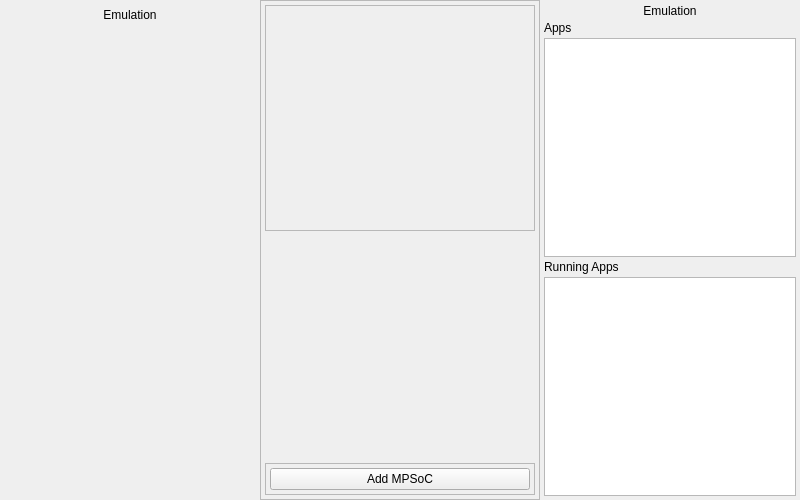
Qt form mainwindow.ui (TheLinthus/MPSoC-Simulator) before a commit.
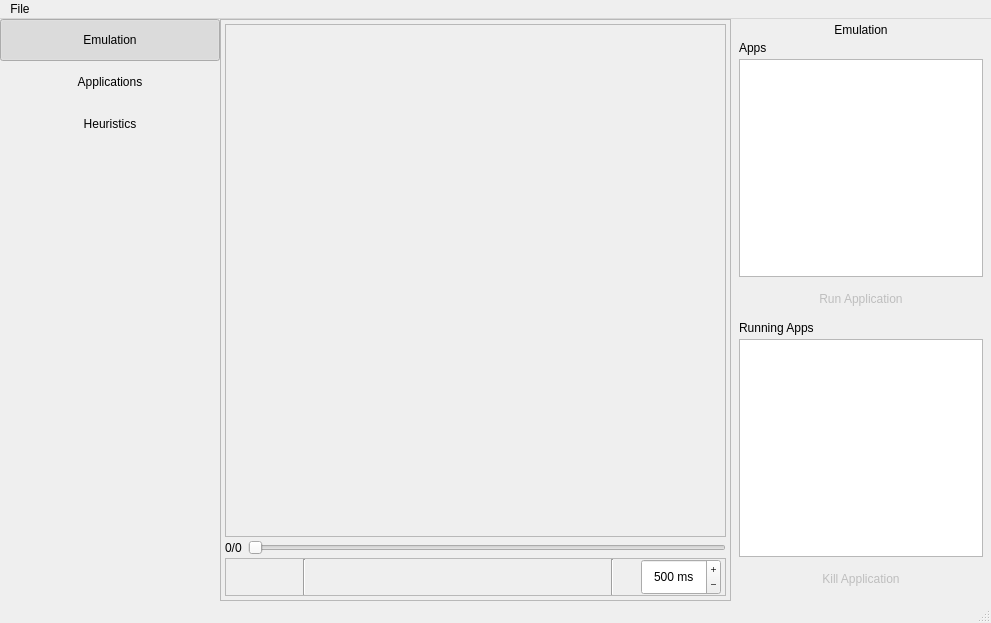
The same form after that commit. Icons and pictures are not drawn. Custom widgets are drawn as their Qt base class.

Diff of the .ui file:
```diff
--- a/mainwindow.ui
+++ b/mainwindow.ui
@@ -6,8 +6,8 @@
    <rect>
     <x>0</x>
     <y>0</y>
-    <width>800</width>
-    <height>500</height>
+    <width>991</width>
+    <height>623</height>
    </rect>
   </property>
   <property name="minimumSize">
@@ -46,13 +46,13 @@
       </property>
       <property name="minimumSize">
        <size>
-        <width>260</width>
+        <width>220</width>
         <height>0</height>
        </size>
       </property>
       <property name="maximumSize">
        <size>
-        <width>260</width>
+        <width>220</width>
         <height>16777215</height>
        </size>
       </property>
@@ -61,24 +61,104 @@
       </property>
       <layout class="QVBoxLayout" name="verticalLayout">
        <property name="spacing">
-        <number>3</number>
+        <number>0</number>
        </property>
        <property name="leftMargin">
-        <number>4</number>
+        <number>0</number>
        </property>
        <property name="topMargin">
-        <number>4</number>
+        <number>0</number>
        </property>
        <property name="rightMargin">
-        <number>4</number>
+        <number>0</number>
        </property>
        <property name="bottomMargin">
-        <number>4</number>
+        <number>0</number>
        </property>
        <item>
-        <widget class="QPushButton" name="pushButton">
+        <widget class="QPushButton" name="emulationPushButton">
+         <property name="minimumSize">
+          <size>
+           <width>0</width>
+           <height>42</height>
+          </size>
+         </property>
          <property name="text">
           <string>Emulation</string>
+         </property>
+         <property name="icon">
+          <iconset resource="resources.qrc">
+           <normaloff>:/icons/images/play-button.png</normaloff>:/icons/images/play-button.png</iconset>
+         </property>
+         <property name="iconSize">
+          <size>
+           <width>32</width>
+           <height>32</height>
+          </size>
+         </property>
+         <property name="checkable">
+          <bool>true</bool>
+         </property>
+         <property name="checked">
+          <bool>true</bool>
+         </property>
+         <property name="flat">
+          <bool>true</bool>
+         </property>
+        </widget>
+       </item>
+       <item>
+        <widget class="QPushButton" name="applicationsPushButton">
+         <property name="minimumSize">
+          <size>
+           <width>0</width>
+           <height>42</height>
+          </size>
+         </property>
+         <property name="text">
+          <string>Applications</string>
+         </property>
+         <property name="icon">
+          <iconset resource="resources.qrc">
+           <normaloff>:/icons/images/network.png</normaloff>:/icons/images/network.png</iconset>
+         </property>
+         <property name="iconSize">
+          <size>
+           <width>32</width>
+           <height>32</height>
+          </size>
+         </property>
+         <property name="checkable">
+          <bool>true</bool>
+         </property>
+         <property name="flat">
+          <bool>true</bool>
+         </property>
+        </widget>
+       </item>
+       <item>
+        <widget class="QPushButton" name="heuristicsPushButton">
+         <property name="minimumSize">
+          <size>
+           <width>0</width>
+           <height>42</height>
+          </size>
+         </property>
+         <property name="text">
+          <string>Heuristics</string>
+         </property>
+         <property name="icon">
+          <iconset resource="resources.qrc">
+           <normaloff>:/icons/images/route.png</normaloff>:/icons/images/route.png</iconset>
+         </property>
+         <property name="iconSize">
+          <size>
+           <width>32</width>
+           <height>32</height>
+          </size>
+         </property>
+         <property name="checkable">
+          <bool>true</bool>
          </property>
          <property name="flat">
           <bool>true</bool>
@@ -102,6 +182,28 @@
      </widget>
     </item>
     <item>
+     <widget class="QStackedWidget" name="widgetStack">
+      <property name="currentIndex">
+       <number>0</number>
+      </property>
+      <widget class="QWidget" name="pageEmulator">
+       <layout class="QHBoxLayout" name="horizontalLayout_3">
+        <property name="spacing">
+         <number>0</number>
+        </property>
+        <property name="leftMargin">
+         <number>0</number>
+        </property>
+        <property name="topMargin">
+         <number>0</number>
+        </property>
+        <property name="rightMargin">
+         <number>0</number>
+        </property>
+        <property name="bottomMargin">
+         <number>0</number>
+        </property>
+        <item>
      <widget class="QFrame" name="centralPanel">
       <property name="frameShape">
        <enum>QFrame::StyledPanel</enum>
@@ -126,53 +228,87 @@
         <number>4</number>
        </property>
        <item>
-        <widget class="QFrame" name="mpsocsPanel">
-         <property name="layoutDirection">
-          <enum>Qt::RightToLeft</enum>
-         </property>
-         <property name="frameShape">
-          <enum>QFrame::StyledPanel</enum>
-         </property>
-         <property name="frameShadow">
-          <enum>QFrame::Raised</enum>
-         </property>
-         <layout class="QHBoxLayout" name="horizontalLayout_3">
-          <property name="spacing">
-           <number>3</number>
-          </property>
+            <widget class="QScrollArea" name="mpsocsPanel">
+             <property name="widgetResizable">
+              <bool>true</bool>
+             </property>
+             <widget class="QWidget" name="mpsocsArea">
+              <property name="geometry">
+               <rect>
+                <x>0</x>
+                <y>0</y>
+                <width>499</width>
+                <height>502</height>
+               </rect>
+              </property>
+              <layout class="QHBoxLayout" name="mpsocsLayout">
           <property name="leftMargin">
-           <number>4</number>
+                <number>6</number>
           </property>
           <property name="topMargin">
-           <number>4</number>
+                <number>6</number>
           </property>
           <property name="rightMargin">
-           <number>4</number>
+                <number>6</number>
           </property>
           <property name="bottomMargin">
-           <number>4</number>
+                <number>6</number>
           </property>
           <item>
            <spacer name="horizontalSpacer">
             <property name="orientation">
              <enum>Qt::Horizontal</enum>
             </property>
+                 <property name="sizeType">
+                  <enum>QSizePolicy::Expanding</enum>
+                 </property>
             <property name="sizeHint" stdset="0">
              <size>
-              <width>627</width>
-              <height>20</height>
+                   <width>100</width>
+                   <height>100</height>
              </size>
             </property>
            </spacer>
           </item>
          </layout>
         </widget>
+            </widget>
        </item>
        <item>
-        <widget class="GraphicalMPSoC" name="widget" native="true"/>
+            <layout class="QHBoxLayout" name="timeHistory">
+             <item>
+              <widget class="QLabel" name="stepCounter">
+               <property name="text">
+                <string>0/0</string>
+               </property>
+              </widget>
        </item>
        <item>
-        <widget class="QFrame" name="frame">
+              <widget class="QSlider" name="stepSlider">
+               <property name="sizePolicy">
+                <sizepolicy hsizetype="Expanding" vsizetype="Fixed">
+                 <horstretch>1</horstretch>
+                 <verstretch>0</verstretch>
+                </sizepolicy>
+               </property>
+               <property name="maximum">
+                <number>0</number>
+               </property>
+               <property name="tracking">
+                <bool>true</bool>
+               </property>
+               <property name="orientation">
+                <enum>Qt::Horizontal</enum>
+               </property>
+               <property name="tickPosition">
+                <enum>QSlider::NoTicks</enum>
+               </property>
+              </widget>
+             </item>
+            </layout>
+           </item>
+           <item>
+            <widget class="QFrame" name="tools">
          <property name="sizePolicy">
           <sizepolicy hsizetype="Preferred" vsizetype="Maximum">
            <horstretch>0</horstretch>
@@ -186,25 +322,222 @@
           <enum>QFrame::Raised</enum>
          </property>
          <layout class="QHBoxLayout" name="horizontalLayout_2">
-          <property name="spacing">
-           <number>3</number>
-          </property>
           <property name="leftMargin">
            <number>4</number>
           </property>
           <property name="topMargin">
-           <number>4</number>
+               <number>0</number>
           </property>
           <property name="rightMargin">
            <number>4</number>
           </property>
           <property name="bottomMargin">
-           <number>4</number>
+               <number>0</number>
           </property>
           <item>
            <widget class="QPushButton" name="addMPSoCButton">
+                <property name="minimumSize">
+                 <size>
+                  <width>0</width>
+                  <height>36</height>
+                 </size>
+                </property>
+                <property name="toolTip">
+                 <string>&lt;html&gt;&lt;head/&gt;&lt;body&gt;&lt;p&gt;Add new MPSoC. Emulation must be at Zero&lt;/p&gt;&lt;/body&gt;&lt;/html&gt;</string>
+                </property>
             <property name="text">
-             <string>Add MPSoC</string>
+                 <string/>
+                </property>
+                <property name="icon">
+                 <iconset resource="resources.qrc">
+                  <normaloff>:/icons/images/add-1.png</normaloff>:/icons/images/add-1.png</iconset>
+                </property>
+                <property name="flat">
+                 <bool>true</bool>
+                </property>
+               </widget>
+              </item>
+              <item>
+               <widget class="Line" name="line">
+                <property name="sizePolicy">
+                 <sizepolicy hsizetype="Minimum" vsizetype="Minimum">
+                  <horstretch>0</horstretch>
+                  <verstretch>0</verstretch>
+                 </sizepolicy>
+                </property>
+                <property name="orientation">
+                 <enum>Qt::Vertical</enum>
+                </property>
+               </widget>
+              </item>
+              <item>
+               <widget class="QPushButton" name="resetButton">
+                <property name="enabled">
+                 <bool>false</bool>
+                </property>
+                <property name="minimumSize">
+                 <size>
+                  <width>0</width>
+                  <height>36</height>
+                 </size>
+                </property>
+                <property name="toolTip">
+                 <string>Reset Simulation to Zero</string>
+                </property>
+                <property name="text">
+                 <string/>
+                </property>
+                <property name="icon">
+                 <iconset resource="resources.qrc">
+                  <normaloff>:/icons/images/repeat-1.png</normaloff>:/icons/images/repeat-1.png</iconset>
+                </property>
+                <property name="flat">
+                 <bool>true</bool>
+                </property>
+               </widget>
+              </item>
+              <item>
+               <widget class="QPushButton" name="prevStepButton">
+                <property name="enabled">
+                 <bool>false</bool>
+                </property>
+                <property name="minimumSize">
+                 <size>
+                  <width>0</width>
+                  <height>36</height>
+                 </size>
+                </property>
+                <property name="toolTip">
+                 <string>Retread 1 step</string>
+                </property>
+                <property name="text">
+                 <string/>
+                </property>
+                <property name="icon">
+                 <iconset resource="resources.qrc">
+                  <normaloff>:/icons/images/previous.png</normaloff>:/icons/images/previous.png</iconset>
+                </property>
+                <property name="flat">
+                 <bool>true</bool>
+                </property>
+               </widget>
+              </item>
+              <item>
+               <widget class="QPushButton" name="nextStepButton">
+                <property name="minimumSize">
+                 <size>
+                  <width>0</width>
+                  <height>36</height>
+                 </size>
+                </property>
+                <property name="toolTip">
+                 <string>Advance 1 step</string>
+                </property>
+                <property name="text">
+                 <string/>
+                </property>
+                <property name="icon">
+                 <iconset resource="resources.qrc">
+                  <normaloff>:/icons/images/skip.png</normaloff>:/icons/images/skip.png</iconset>
+                </property>
+                <property name="flat">
+                 <bool>true</bool>
+                </property>
+               </widget>
+              </item>
+              <item>
+               <widget class="QPushButton" name="pauseTimerButton">
+                <property name="enabled">
+                 <bool>false</bool>
+                </property>
+                <property name="minimumSize">
+                 <size>
+                  <width>0</width>
+                  <height>36</height>
+                 </size>
+                </property>
+                <property name="toolTip">
+                 <string>Pause auto step</string>
+                </property>
+                <property name="text">
+                 <string/>
+                </property>
+                <property name="icon">
+                 <iconset resource="resources.qrc">
+                  <normaloff>:/icons/images/pause-2.png</normaloff>:/icons/images/pause-2.png</iconset>
+                </property>
+                <property name="flat">
+                 <bool>true</bool>
+                </property>
+               </widget>
+              </item>
+              <item>
+               <widget class="QPushButton" name="playTimerButton">
+                <property name="minimumSize">
+                 <size>
+                  <width>0</width>
+                  <height>36</height>
+                 </size>
+                </property>
+                <property name="toolTip">
+                 <string>Play auto step</string>
+                </property>
+                <property name="text">
+                 <string/>
+                </property>
+                <property name="icon">
+                 <iconset resource="resources.qrc">
+                  <normaloff>:/icons/images/play-button-1.png</normaloff>:/icons/images/play-button-1.png</iconset>
+                </property>
+                <property name="flat">
+                 <bool>true</bool>
+                </property>
+               </widget>
+              </item>
+              <item>
+               <widget class="Line" name="line_2">
+                <property name="sizePolicy">
+                 <sizepolicy hsizetype="Minimum" vsizetype="Minimum">
+                  <horstretch>0</horstretch>
+                  <verstretch>0</verstretch>
+                 </sizepolicy>
+                </property>
+                <property name="orientation">
+                 <enum>Qt::Vertical</enum>
+                </property>
+               </widget>
+              </item>
+              <item>
+               <widget class="QSpinBox" name="timerSpinBox">
+                <property name="minimumSize">
+                 <size>
+                  <width>80</width>
+                  <height>36</height>
+                 </size>
+                </property>
+                <property name="toolTip">
+                 <string>Auto step speed</string>
+                </property>
+                <property name="alignment">
+                 <set>Qt::AlignCenter</set>
+                </property>
+                <property name="buttonSymbols">
+                 <enum>QAbstractSpinBox::PlusMinus</enum>
+                </property>
+                <property name="suffix">
+                 <string> ms</string>
+                </property>
+                <property name="minimum">
+                 <number>50</number>
+                </property>
+                <property name="maximum">
+                 <number>5000</number>
+                </property>
+                <property name="singleStep">
+                 <number>50</number>
+                </property>
+                <property name="value">
+                 <number>500</number>
             </property>
            </widget>
           </item>
@@ -239,16 +572,16 @@
       </property>
       <layout class="QVBoxLayout" name="verticalLayout_2">
        <property name="spacing">
-        <number>3</number>
+            <number>4</number>
        </property>
        <property name="leftMargin">
-        <number>4</number>
+            <number>8</number>
        </property>
        <property name="topMargin">
         <number>4</number>
        </property>
        <property name="rightMargin">
-        <number>4</number>
+            <number>8</number>
        </property>
        <property name="bottomMargin">
         <number>4</number>
@@ -271,7 +604,34 @@
         </widget>
        </item>
        <item>
-        <widget class="QListWidget" name="listWidget"/>
+            <widget class="QListView" name="applicationsList">
+             <property name="editTriggers">
+              <set>QAbstractItemView::NoEditTriggers</set>
+             </property>
+            </widget>
+           </item>
+           <item>
+            <widget class="QPushButton" name="runApplicationPushButton">
+             <property name="enabled">
+              <bool>false</bool>
+             </property>
+             <property name="minimumSize">
+              <size>
+               <width>0</width>
+               <height>36</height>
+              </size>
+             </property>
+             <property name="text">
+              <string>Run Application</string>
+             </property>
+             <property name="icon">
+              <iconset resource="resources.qrc">
+               <normaloff>:/icons/images/app.png</normaloff>:/icons/images/app.png</iconset>
+             </property>
+             <property name="flat">
+              <bool>true</bool>
+             </property>
+            </widget>
        </item>
        <item>
         <widget class="QLabel" name="label_3">
@@ -281,23 +641,81 @@
         </widget>
        </item>
        <item>
-        <widget class="QListView" name="listView"/>
-       </item>
+            <widget class="QListView" name="runningList"/>
+           </item>
+           <item>
+            <widget class="QPushButton" name="killApplicationPushButton">
+             <property name="enabled">
+              <bool>false</bool>
+             </property>
+             <property name="minimumSize">
+              <size>
+               <width>0</width>
+               <height>36</height>
+              </size>
+             </property>
+             <property name="text">
+              <string>Kill Application</string>
+             </property>
+             <property name="icon">
+              <iconset resource="resources.qrc">
+               <normaloff>:/icons/images/forbidden.png</normaloff>:/icons/images/forbidden.png</iconset>
+             </property>
+             <property name="flat">
+              <bool>true</bool>
+             </property>
+            </widget>
+           </item>
       </layout>
      </widget>
     </item>
    </layout>
-  </widget>
+       <zorder>rightPanel</zorder>
+       <zorder>centralPanel</zorder>
+      </widget>
+      <widget class="QWidget" name="pageApplications"/>
+     </widget>
+    </item>
+   </layout>
+  </widget>
+  <widget class="QMenuBar" name="menuBar">
+   <property name="geometry">
+    <rect>
+     <x>0</x>
+     <y>0</y>
+     <width>991</width>
+     <height>21</height>
+    </rect>
+   </property>
+   <widget class="QMenu" name="menuFile">
+    <property name="title">
+     <string>File</string>
+    </property>
+    <addaction name="actionExit"/>
+   </widget>
+   <addaction name="menuFile"/>
+  </widget>
+  <widget class="QStatusBar" name="statusBar">
+   <property name="sizeGripEnabled">
+    <bool>true</bool>
+   </property>
+  </widget>
+  <action name="actionExit">
+   <property name="icon">
+    <iconset resource="resources.qrc">
+     <normaloff>:/icons/images/exit-2.png</normaloff>:/icons/images/exit-2.png</iconset>
+   </property>
+   <property name="text">
+    <string>Exit</string>
+   </property>
+   <property name="shortcut">
+    <string>Ctrl+W</string>
+   </property>
+  </action>
  </widget>
  <layoutdefault spacing="6" margin="11"/>
- <customwidgets>
-  <customwidget>
-   <class>GraphicalMPSoC</class>
-   <extends>QWidget</extends>
-   <header>graphicalmpsoc.h</header>
-   <container>1</container>
-  </customwidget>
- </customwidgets>
- <resources/>
+ <resources>
+  <include location="resources.qrc"/>
+ </resources>
  <connections/>
 </ui>
```
Left out of the diff: 3 changed lines with no effect on the pictures. Lines whose indentation alone changed are shown as unchanged.
